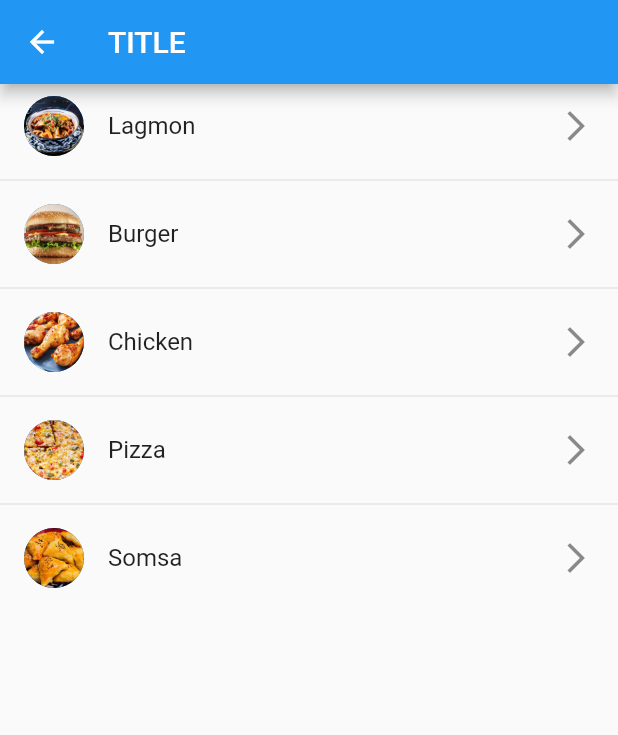
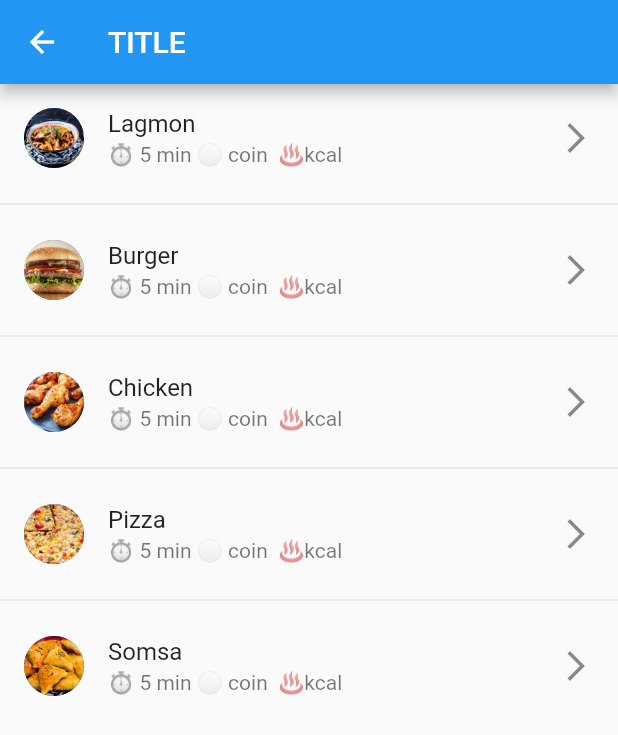
Before and after one commit to Xmaxkambek/basic_recipe_app, a Flutter app: the screen it shows after launch, on a phone screen of 412 x 824 dp. Shown: the top 735 px of the screen. Run offline on Flutter 3.47's test engine with Material 2 defaults, Android fonts, the light colour scheme and no system bars.

Commit message:
Subtitle

```diff
--- a/lib/screen/menu_page.dart
+++ b/lib/screen/menu_page.dart
@@ -29,6 +29,7 @@ class MenuPage extends StatelessWidget {
                 ),
                 title: Text(food[index]),
                 trailing: Icon(Icons.arrow_forward_ios),
+                subtitle: Text("⏱ 5 min ⚪️ coin  ♨️kcal"),
               );
             },
             separatorBuilder: ((context, index) => Divider())),
```
